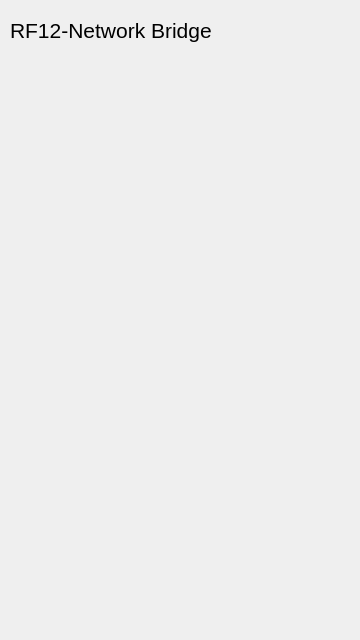
This is MasterBluetoothBridge/MainWindow.ui in lukstei/RF12-Network as Qt 5 draws it before an edit. The edited form follows.
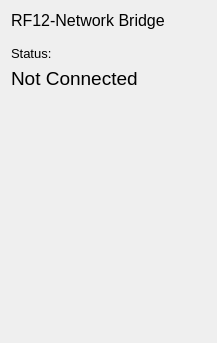
This is the edited form.

Commit message: master bridge

The edit to the form file:
```diff
--- a/MasterBluetoothBridge/MainWindow.ui
+++ b/MasterBluetoothBridge/MainWindow.ui
@@ -6,32 +6,103 @@
    <rect>
     <x>0</x>
     <y>0</y>
-    <width>360</width>
-    <height>640</height>
+    <width>217</width>
+    <height>343</height>
    </rect>
   </property>
   <property name="windowTitle">
    <string>MainWindow</string>
   </property>
   <widget class="QWidget" name="centralWidget">
-   <widget class="QLabel" name="label">
-    <property name="geometry">
-     <rect>
-      <x>10</x>
-      <y>10</y>
-      <width>231</width>
-      <height>41</height>
-     </rect>
-    </property>
-    <property name="font">
-     <font>
-      <pointsize>16</pointsize>
-     </font>
-    </property>
-    <property name="text">
-     <string>RF12-Network Bridge</string>
-    </property>
-   </widget>
+   <layout class="QVBoxLayout" name="verticalLayout">
+    <item>
+     <widget class="QLabel" name="label">
+      <property name="sizePolicy">
+       <sizepolicy hsizetype="Expanding" vsizetype="Preferred">
+        <horstretch>0</horstretch>
+        <verstretch>0</verstretch>
+       </sizepolicy>
+      </property>
+      <property name="font">
+       <font>
+        <pointsize>12</pointsize>
+       </font>
+      </property>
+      <property name="styleSheet">
+       <string notr="true"/>
+      </property>
+      <property name="text">
+       <string>RF12-Network Bridge</string>
+      </property>
+      <property name="scaledContents">
+       <bool>true</bool>
+      </property>
+     </widget>
+    </item>
+    <item>
+     <spacer name="verticalSpacer_2">
+      <property name="orientation">
+       <enum>Qt::Vertical</enum>
+      </property>
+      <property name="sizeType">
+       <enum>QSizePolicy::Fixed</enum>
+      </property>
+      <property name="sizeHint" stdset="0">
+       <size>
+        <width>20</width>
+        <height>10</height>
+       </size>
+      </property>
+     </spacer>
+    </item>
+    <item>
+     <widget class="QLabel" name="label_2">
+      <property name="font">
+       <font>
+        <pointsize>10</pointsize>
+       </font>
+      </property>
+      <property name="text">
+       <string>Status:</string>
+      </property>
+     </widget>
+    </item>
+    <item>
+     <widget class="QLabel" name="statusLabel">
+      <property name="font">
+       <font>
+        <pointsize>14</pointsize>
+       </font>
+      </property>
+      <property name="text">
+       <string>Not Connected</string>
+      </property>
+     </widget>
+    </item>
+    <item>
+     <spacer name="verticalSpacer">
+      <property name="orientation">
+       <enum>Qt::Vertical</enum>
+      </property>
+      <property name="sizeHint" stdset="0">
+       <size>
+        <width>20</width>
+        <height>40</height>
+       </size>
+      </property>
+     </spacer>
+    </item>
+   </layout>
+  </widget>
+  <widget class="QMenuBar" name="menuBar">
+   <property name="geometry">
+    <rect>
+     <x>0</x>
+     <y>0</y>
+     <width>217</width>
+     <height>21</height>
+    </rect>
+   </property>
   </widget>
  </widget>
  <layoutdefault spacing="6" margin="11"/>
```
The commit also changes 10 other files.
